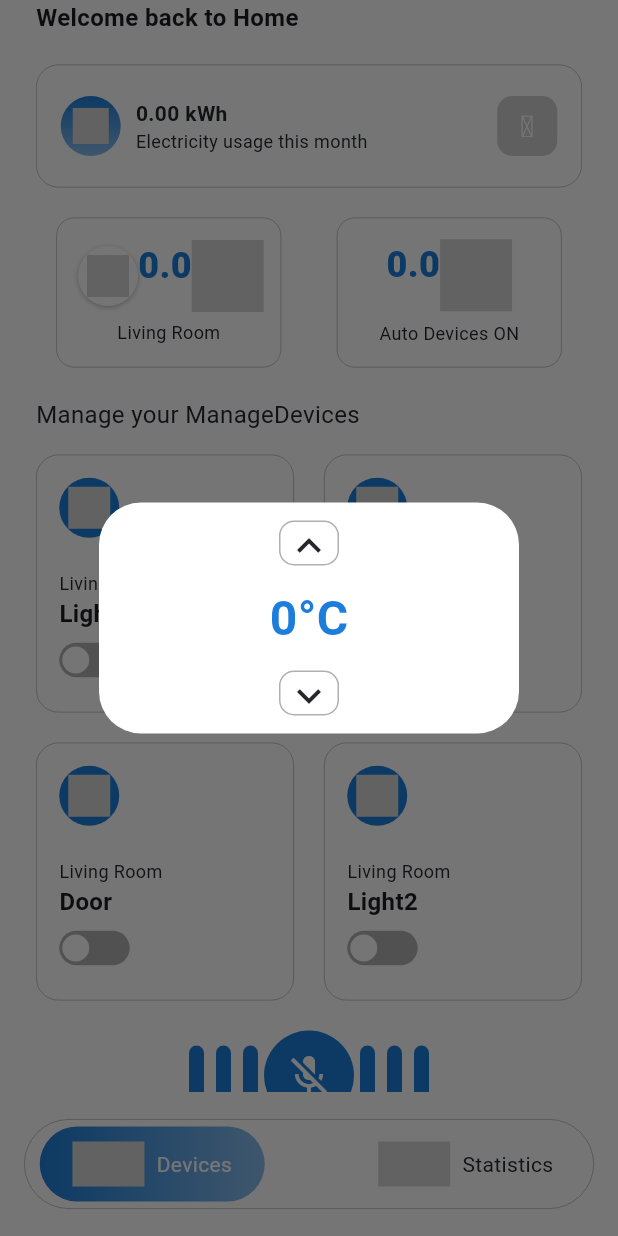
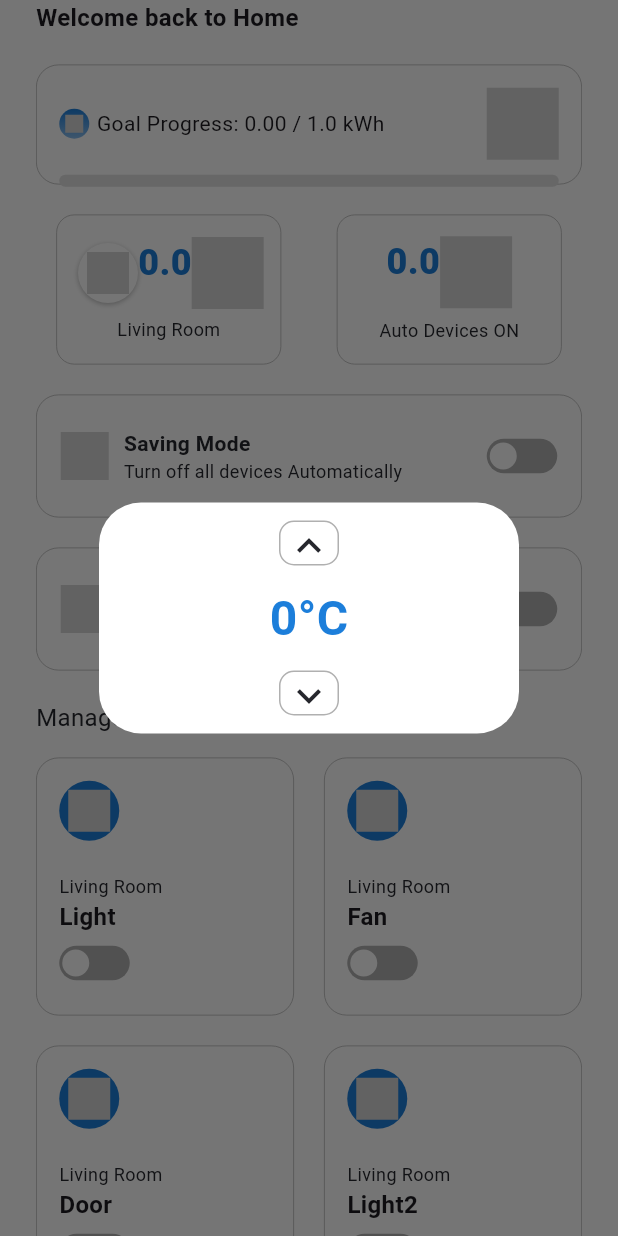
Before and after one commit to flukeapr/smart_home_assistant_iot, a Flutter app: the screen it shows after launch, after a tap on "0.0", on a phone screen of 412 x 824 dp. Run offline on Flutter 3.47's test engine with Material 3 defaults, Android fonts, the phone set to English and light mode, and no system bars; drawn by our look-alikes of flutter_switch; our stand-ins replace cloud_firestore, dio, firebase_core, firebase_database, flutter_dotenv, flutter_tts and 2 more; missing offline and left inert: iconify_flutter; accounts and stored records are empty.

Commit message:
feat: delete statistic screen, move widget to main page

```diff
--- a/lib/core/service/voice/voice_command_service.dart
+++ b/lib/core/service/voice/voice_command_service.dart
@@ -60,7 +60,7 @@ class VoiceCommandService {
 
   Future<String> _sendToN8nWebhook(String message) async {
     try {
-      final url = "https://6cab60c23aea.ngrok-free.app/webhook-test/assistant";
+      final url = "https://supachai6.app.n8n.cloud/webhook/assistant";
 
       final res = await dio.post(
         url,
--- a/lib/main.dart
+++ b/lib/main.dart
@@ -2,7 +2,7 @@ import 'package:firebase_core/firebase_core.dart';
 import 'package:flutter/material.dart';
 import 'package:flutter_dotenv/flutter_dotenv.dart';
 import 'package:smart_home_assistant_iot/core/config/theme/app_theme.dart';
-import 'package:smart_home_assistant_iot/presentation/navigation/navigation.dart';
+import 'package:smart_home_assistant_iot/presentation/devices/devices.dart';
 import 'package:speech_to_text/speech_to_text.dart';
 
 Future<void> main() async {
@@ -32,7 +32,7 @@ class _MyAppState extends State<MyApp> {
     return MaterialApp(
       themeMode: ThemeMode.system,
       debugShowCheckedModeBanner: false,
-      home: const Navigation(),
+      home: Devices(),
       theme: AppTheme.lightTheme,
     );
   }
--- a/lib/presentation/devices/devices.dart
+++ b/lib/presentation/devices/devices.dart
@@ -1,12 +1,13 @@
 import 'package:flutter/material.dart';
 import 'package:smart_home_assistant_iot/presentation/devices/widget/manage_devices.dart';
-import 'package:smart_home_assistant_iot/presentation/devices/widget/kilowatt_hour.dart';
 import 'package:smart_home_assistant_iot/presentation/devices/widget/temperature.dart';
 import 'package:smart_home_assistant_iot/presentation/devices/widget/voice_command_button.dart';
+import 'package:smart_home_assistant_iot/presentation/devices/widget/goal_tracker.dart';
+import 'package:smart_home_assistant_iot/presentation/devices/widget/saving_mode.dart';
+import 'package:smart_home_assistant_iot/presentation/devices/widget/security_mode.dart';
 
 class Devices extends StatefulWidget {
-  final VoidCallback onGoToStatistic;
-  const Devices({super.key, required this.onGoToStatistic});
+  const Devices({super.key});
 
   @override
   State<Devices> createState() => _DevicesState();
@@ -34,8 +35,10 @@ class _DevicesState extends State<Devices> {
                   "Welcome back to Home",
                   style: TextStyle(fontSize: 16, fontWeight: FontWeight.w600),
                 ),
-                KilowattHour(onTap: () => widget.onGoToStatistic()),
+                GoalTracker(),
                 Temperature(),
+                SavingMode(),
+                SecurityMode(),
                 ManageDevices(),
                 VoiceCommandButton(),
               ],
--- a/lib/presentation/statistic/widgets/goal_tracker.dart
+++ b/lib/presentation/devices/widget/goal_tracker.dart
@@ -26,7 +26,7 @@ class _GoalTrackerState extends State<GoalTracker> {
     return Column(
       crossAxisAlignment: CrossAxisAlignment.start,
       spacing: 10,
-      children: [_buildTitle(), _buildProgressContainer()],
+      children: [_buildProgressContainer()],
     );
   }
 
--- a/lib/presentation/devices/widget/kilowatt_hour.dart
+++ /dev/null
@@ -1,112 +0,0 @@
-import 'package:flutter/material.dart';
-import 'package:iconify_flutter/iconify_flutter.dart';
-import 'package:iconify_flutter/icons/bxs.dart';
-import 'package:iconsax/iconsax.dart';
-import 'package:smart_home_assistant_iot/core/config/theme/app_color.dart';
-import 'package:smart_home_assistant_iot/core/service/firebase/realtime_database_service.dart';
-
-class KilowattHour extends StatefulWidget {
-  final VoidCallback onTap;
-  const KilowattHour({super.key, required this.onTap});
-
-  @override
-  State<KilowattHour> createState() => _KilowattHourState();
-}
-
-class _KilowattHourState extends State<KilowattHour> {
-  static const double _iconSize = 40;
-  static const double _borderRadius = 15;
-  static const double _padding = 16;
-  static const double _containerHeight = 82;
-  double kWh = 0.0;
-  final RealtimeDatabaseService realtimeService = RealtimeDatabaseService();
-  @override
-  Widget build(BuildContext context) {
-    return Container(
-      width: double.infinity,
-      height: _containerHeight,
-      decoration: BoxDecoration(
-        color: Colors.white,
-        borderRadius: BorderRadius.circular(_borderRadius),
-        border: Border.all(color: AppColor.lightGrey, width: 0.5),
-      ),
-      padding: EdgeInsets.all(_padding),
-      child: Row(
-        mainAxisAlignment: MainAxisAlignment.spaceBetween,
-        children: [_buildUsageInfo(), _buildNavigationButton()],
-      ),
-    );
-  }
-
-  Widget _buildUsageInfo() {
-    return Row(
-      mainAxisAlignment: MainAxisAlignment.start,
-      crossAxisAlignment: CrossAxisAlignment.center,
-      spacing: 10,
-      children: [_buildGradientIcon(), _buildUsageText()],
-    );
-  }
-
-  Widget _buildGradientIcon() {
-    return Container(
-      decoration: BoxDecoration(
-        gradient: const LinearGradient(
-          colors: [AppColor.primary, AppColor.secondary],
-          begin: Alignment.topCenter,
-          end: Alignment.bottomCenter,
-        ),
-        borderRadius: BorderRadius.circular(100),
-      ),
-      width: _iconSize,
-      height: _iconSize,
-      padding: EdgeInsets.all(8),
-      child: Iconify(Bxs.zap, color: Colors.white, size: 18),
-    );
-  }
-
-  Widget _buildUsageText() {
-    return StreamBuilder(
-      stream: realtimeService.streamMonthlyEnergy(),
-      builder: (context, asyncSnapshot) {
-        kWh = asyncSnapshot.data ?? 0.0;
-        return Column(
-          mainAxisAlignment: MainAxisAlignment.center,
-          crossAxisAlignment: CrossAxisAlignment.start,
-          children: [
-            Text(
-              '${kWh.toStringAsFixed(2)} kWh',
-              style: const TextStyle(
-                fontSize: 14,
-                fontWeight: FontWeight.w700,
-                color: AppColor.darkGrey,
-              ),
-            ),
-            const Text(
-              'Electricity usage this month',
-              style: TextStyle(fontSize: 12, color: AppColor.darkGrey),
-            ),
-          ],
-        );
-      },
-    );
-  }
-
-  Widget _buildNavigationButton() {
-    return SizedBox(
-      width: _iconSize,
-      height: _iconSize,
-      child: IconButton(
-        style: IconButton.styleFrom(
-          backgroundColor: AppColor.grey.withAlpha((0.25 * 255).round()),
-          shape: RoundedRectangleBorder(
-            borderRadius: BorderRadius.circular(10),
-          ),
-        ),
-        onPressed: () {
-          widget.onTap();
-        },
-        icon: const Icon(Iconsax.arrow_right_1, color: Colors.white, size: 20),
-      ),
-    );
-  }
-}
--- a/lib/presentation/devices/widget/voice_command_button.dart
+++ b/lib/presentation/devices/widget/voice_command_button.dart
@@ -65,7 +65,9 @@ class _VoiceCommandButtonState extends State<VoiceCommandButton>
 
   @override
   Widget build(BuildContext context) {
-    return Center(
+    return Padding(
+      padding: const EdgeInsets.symmetric(vertical: 20),
+      child: Center(
         child: Stack(
           alignment: Alignment.center,
           children: [
@@ -100,6 +102,7 @@ class _VoiceCommandButtonState extends State<VoiceCommandButton>
             ),
           ],
         ),
+      ),
     );
   }
 }
--- a/lib/presentation/navigation/navigation.dart
+++ /dev/null
@@ -1,115 +0,0 @@
-import 'package:flutter/material.dart';
-import 'package:iconify_flutter/iconify_flutter.dart';
-import 'package:iconify_flutter/icons/ph.dart';
-import 'package:smart_home_assistant_iot/core/config/theme/app_color.dart';
-import 'package:smart_home_assistant_iot/presentation/devices/devices.dart';
-import 'package:smart_home_assistant_iot/presentation/statistic/statistic.dart';
-
-class Navigation extends StatefulWidget {
-  const Navigation({super.key});
-
-  @override
-  State<Navigation> createState() => _NavigationState();
-}
-
-class _NavigationState extends State<Navigation> {
-  int _currentIndex = 0;
-
-  final List<Widget> _pages = [];
-
-  void _onTabTapped(int index) {
-    setState(() {
-      _currentIndex = index;
-    });
-  }
-
-  @override
-  void initState() {
-    // TODO: implement initState
-    super.initState();
-    _pages.addAll([
-      Devices(onGoToStatistic: () => _onTabTapped(1)),
-      const Statistic(),
-    ]);
-  }
-
-  @override
-  Widget build(BuildContext context) {
-    return Scaffold(
-      body: IndexedStack(index: _currentIndex, children: _pages),
-      bottomNavigationBar: Padding(
-        padding: const EdgeInsets.symmetric(horizontal: 16, vertical: 18),
-        child: Container(
-          height: 60,
-          width: double.infinity,
-          decoration: BoxDecoration(
-            borderRadius: BorderRadius.circular(50),
-            border: Border.all(color: AppColor.lightGrey, width: 0.5),
-          ),
-          padding: const EdgeInsets.symmetric(horizontal: 10),
-          child: Row(
-            mainAxisAlignment: MainAxisAlignment.spaceBetween,
-            children: [
-              _buildNavItem(
-                label: "Devices",
-                icon: Ph.lightbulb,
-                isSelected: _currentIndex == 0,
-                onTap: () => _onTabTapped(0),
-              ),
-              _buildNavItem(
-                label: "Statistics",
-                icon: Ph.activity,
-                isSelected: _currentIndex == 1,
-                onTap: () => _onTabTapped(1),
-              ),
-            ],
-          ),
-        ),
-      ),
-    );
-  }
-
-  Widget _buildNavItem({
-    required String label,
-    required String icon,
-    required bool isSelected,
-    required VoidCallback onTap,
-  }) {
-    return GestureDetector(
-      onTap: onTap,
-      child: Container(
-        width: 150,
-        height: 50,
-        decoration: BoxDecoration(
-          borderRadius: BorderRadius.circular(50),
-          gradient: isSelected
-              ? LinearGradient(
-                  begin: label == "Devices"
-                      ? Alignment.centerLeft
-                      : Alignment.centerRight,
-                  end: label == "Devices"
-                      ? Alignment.centerRight
-                      : Alignment.centerLeft,
-                  colors: [AppColor.primary, AppColor.secondary],
-                )
-              : null,
-          color: isSelected ? null : Colors.transparent,
-        ),
-        padding: const EdgeInsets.symmetric(vertical: 10, horizontal: 12),
-        child: Row(
-          mainAxisAlignment: MainAxisAlignment.center,
-          children: [
-            Iconify(icon, color: isSelected ? Colors.white : AppColor.darkGrey),
-            const SizedBox(width: 8),
-            Text(
-              label,
-              style: TextStyle(
-                color: isSelected ? Colors.white : AppColor.darkGrey,
-              ),
-            ),
-          ],
-        ),
-      ),
-    );
-  }
-}
--- a/lib/presentation/statistic/statistic.dart
+++ /dev/null
@@ -1,38 +0,0 @@
-import 'package:flutter/material.dart';
-import 'package:smart_home_assistant_iot/presentation/statistic/widgets/chart_widget.dart';
-import 'package:smart_home_assistant_iot/presentation/statistic/widgets/goal_tracker.dart';
-import 'package:smart_home_assistant_iot/presentation/statistic/widgets/saving_mode.dart';
-import 'package:smart_home_assistant_iot/presentation/statistic/widgets/security_mode.dart';
-
-class Statistic extends StatefulWidget {
-  const Statistic({super.key});
-
-  @override
-  State<Statistic> createState() => _StatisticState();
-}
-
-class _StatisticState extends State<Statistic> {
-  @override
-  Widget build(BuildContext context) {
-    return Scaffold(
-      backgroundColor: Colors.white,
-      body: SafeArea(
-        child: Padding(
-          padding: const EdgeInsets.symmetric(horizontal: 24, vertical: 10),
-          child: SingleChildScrollView(
-            child: Column(
-              crossAxisAlignment: CrossAxisAlignment.start,
-              spacing: 20,
-              children: [
-                GoalTracker(),
-                SavingMode(),
-                SecurityMode(),
-                ChartWidget(),
-              ],
-            ),
-          ),
-        ),
-      ),
-    );
-  }
-}
--- a/lib/presentation/statistic/widgets/chart_widget.dart
+++ /dev/null
@@ -1,192 +0,0 @@
-import 'package:flutter/material.dart';
-import 'package:iconify_flutter/iconify_flutter.dart';
-import 'package:iconify_flutter/icons/bxs.dart';
-import 'package:smart_home_assistant_iot/core/config/theme/app_color.dart';
-import 'package:smart_home_assistant_iot/core/service/firebase/realtime_database_service.dart';
-
-class ChartWidget extends StatefulWidget {
-  const ChartWidget({super.key});
-
-  @override
-  State<ChartWidget> createState() => _ChartWidgetState();
-}
-
-class _ChartWidgetState extends State<ChartWidget> {
-  final RealtimeDatabaseService realtimeService = RealtimeDatabaseService();
-  List<Map<String, dynamic>> chartLabels = [];
-
-  @override
-  void initState() {
-    // TODO: implement initState
-    super.initState();
-    loadWeeklyEnergy();
-  }
-
-  void loadWeeklyEnergy() async {
-    final data = await realtimeService.getWeeklyEnergy();
-    setState(() {
-      chartLabels = data;
-    });
-  }
-
-  @override
-  Widget build(BuildContext context) {
-    return Column(
-      crossAxisAlignment: CrossAxisAlignment.start,
-      spacing: 15,
-      children: [_buildTitle(), _buildChart()],
-    );
-  }
-
-  Widget _buildTitle() {
-    return Text("Electricity Usage Statistics", style: TextStyle(fontSize: 16));
-  }
-
-  Widget _buildChart() {
-    double minValue = chartLabels.isNotEmpty
-        ? chartLabels
-              .map((e) => e["value"] as double)
-              .reduce((a, b) => a < b ? a : b)
-        : 0.0;
-
-    double maxValue = chartLabels.isNotEmpty
-        ? chartLabels
-              .map((e) => e["value"] as double)
-              .reduce((a, b) => a > b ? a : b)
-        : 1.0;
-
-    return Container(
-      width: double.infinity,
-      height: 320,
-      decoration: BoxDecoration(
-        color: Colors.white,
-        borderRadius: BorderRadius.circular(15),
-        border: Border.all(color: AppColor.lightGrey, width: 0.5),
-      ),
-      padding: EdgeInsets.all(20),
-      child: Column(
-        mainAxisAlignment: MainAxisAlignment.start,
-        children: [
-          _buildChartInfo(),
-          Spacer(),
-          SingleChildScrollView(
-            scrollDirection: Axis.horizontal,
-            child: Row(
-              spacing: 15,
-              mainAxisSize: MainAxisSize.max,
-              mainAxisAlignment: MainAxisAlignment.center,
-              crossAxisAlignment: CrossAxisAlignment.end,
-              children: chartLabels.map((item) {
-                double val = item["value"];
-                return _buildBarChart(
-                  value: val,
-                  label: item["label"],
-                  min: val == minValue,
-                  maxValue: maxValue,
-                  max: val == maxValue,
-                );
-              }).toList(),
-            ),
-          ),
-        ],
-      ),
-    );
-  }
-
-  Widget _buildChartInfo() {
-    return Column(
-      crossAxisAlignment: CrossAxisAlignment.start,
-      children: [
-        Row(
-          children: [
-            StreamBuilder(
-              stream: realtimeService.streamMonthlyEnergy(),
-              builder: (context, asyncSnapshot) {
-                double usage = asyncSnapshot.data ?? 0.0;
-                return Text(
-                  usage.toStringAsFixed(2),
-                  style: TextStyle(
-                    fontSize: 36,
-                    fontWeight: FontWeight.w900,
-                    color: AppColor.primary,
-                  ),
-                );
-              },
-            ),
-            Text(
-              ' kWh',
-              style: TextStyle(
-                fontSize: 20,
-                fontWeight: FontWeight.w600,
-                color: AppColor.darkGrey,
-              ),
-            ),
-          ],
-        ),
-        Row(
-          spacing: 4,
-          children: [
-            Text("Less than last week", style: TextStyle(fontSize: 14)),
-            Container(
-              width: 30,
-              height: 20,
-              decoration: BoxDecoration(
-                gradient: LinearGradient(
-                  colors: [AppColor.primary, AppColor.secondary],
-                  begin: Alignment.topCenter,
-                  end: Alignment.bottomCenter,
-                ),
-                borderRadius: BorderRadius.circular(5),
-              ),
-              child: Center(
-                child: Text(
-                  "5%",
-                  style: TextStyle(fontSize: 14, color: Colors.white),
-                ),
-              ),
-            ),
-          ],
-        ),
-      ],
-    );
-  }
-
-  Widget _buildBarChart({
-    required double value,
-    required String label,
-    required double maxValue,
-    bool min = false,
-    bool max = false,
-  }) {
-    final chartMaxHeight = 150.0;
-    double height = (value / maxValue) * chartMaxHeight;
-    return Column(
-      spacing: 4,
-      children: [
-        Container(
-          width: 32,
-          height: height,
-          decoration: BoxDecoration(
-            gradient: min || max
-                ? LinearGradient(
-                    colors: [
-                      Colors.grey.shade300,
-                      min ? AppColor.green : AppColor.orange,
-                    ],
-                    stops: [0.1, 1],
-                    begin: Alignment.topCenter,
-                    end: Alignment.bottomCenter,
-                  )
-                : null,
-            color: Colors.grey.shade300,
-            borderRadius: BorderRadius.circular(5),
-          ),
-          child: Center(
-            child: min ? Iconify(Bxs.zap, color: Colors.white, size: 24) : null,
-          ),
-        ),
-        Text(label, style: TextStyle(fontSize: 12, color: AppColor.darkGrey)),
-      ],
-    );
-  }
-}
--- a/lib/presentation/statistic/widgets/top_power.dart
+++ /dev/null
@@ -1,128 +0,0 @@
-import 'package:flutter/material.dart';
-import 'package:iconify_flutter/iconify_flutter.dart';
-import 'package:iconify_flutter/icons/ph.dart';
-import 'package:iconify_flutter/icons/wpf.dart';
-import 'package:smart_home_assistant_iot/core/config/theme/app_color.dart';
-
-class TopPower extends StatefulWidget {
-  const TopPower({super.key});
-
-  @override
-  State<TopPower> createState() => _TopPowerState();
-}
-
-class _TopPowerState extends State<TopPower> {
-  @override
-  Widget build(BuildContext context) {
-    return Column(
-      crossAxisAlignment: CrossAxisAlignment.start,
-      spacing: 15,
-      children: [
-        _buildTitle(),
-        SingleChildScrollView(
-          scrollDirection: Axis.horizontal,
-          child: Row(
-            spacing: 10,
-            children: [
-              _buildDeviceCard(
-                icon: Ph.wind_bold,
-                name: "Air Conditioner",
-                location: "Living Room",
-                percentage: 70,
-              ),
-              _buildDeviceCard(
-                icon: Wpf.fan,
-                name: "Fan",
-                location: "Living Room",
-                percentage: 20,
-              ),
-              _buildDeviceCard(
-                icon: Ph.lightbulb_fill,
-                name: "Light",
-                location: "Living Room",
-                percentage: 10,
-              ),
-            ],
-          ),
-        ),
-      ],
-    );
-  }
-
-  Widget _buildTitle() {
-    return Text("Top Power-Consuming Devices", style: TextStyle(fontSize: 16));
-  }
-
-  Widget _buildDeviceCard({
-    required String name,
-    required String location,
-    required String icon,
-    required int percentage,
-  }) {
-    return Container(
-      width: 155,
-      height: 120,
-      decoration: BoxDecoration(
-        borderRadius: BorderRadius.circular(15),
-        border: Border.all(color: AppColor.lightGrey, width: 0.5),
-      ),
-      child: Container(
-        width: double.infinity,
-        margin: EdgeInsets.all(1),
-        decoration: BoxDecoration(
-          color: Colors.white,
-          borderRadius: BorderRadius.circular(14),
-        ),
-        padding: EdgeInsets.all(14),
-        child: Column(
-          mainAxisAlignment: MainAxisAlignment.spaceBetween,
-          crossAxisAlignment: CrossAxisAlignment.start,
-          spacing: 10,
-          children: [
-            _buildDeviceHeader(icon: icon, percentage: percentage),
-            _buildDeviceInfo(name: name, location: location),
-          ],
-        ),
-      ),
-    );
-  }
-
-  Widget _buildDeviceHeader({required String icon, required int percentage}) {
-    return Row(
-      mainAxisAlignment: MainAxisAlignment.spaceBetween,
-      children: [
-        _buildDeviceIcon(icon: icon),
-        Text(
-          "$percentage%",
-          style: TextStyle(fontSize: 20, fontWeight: FontWeight.w600),
-        ),
-      ],
-    );
-  }
-
-  Widget _buildDeviceIcon({required String icon}) {
-    return Container(
-      width: 40,
-      height: 40,
-      decoration: BoxDecoration(
-        shape: BoxShape.circle,
-        color: AppColor.primary,
-      ),
-      padding: EdgeInsets.all(6),
-      child: Iconify(icon, color: Colors.white),
-    );
-  }
-
-  Widget _buildDeviceInfo({required String name, required String location}) {
-    return Column(
-      crossAxisAlignment: CrossAxisAlignment.start,
-      children: [
-        Text(
-          location,
-          style: TextStyle(fontSize: 10, color: AppColor.darkGrey),
-        ),
-        Text(name, style: TextStyle(fontSize: 14, fontWeight: FontWeight.w600)),
-      ],
-    );
-  }
-}
```
Also changed, not shown: lib/presentation/devices/widget/saving_mode.dart (renamed from lib/presentation/statistic/widgets/saving_mode.dart), lib/presentation/devices/widget/security_mode.dart (renamed from lib/presentation/statistic/widgets/security_mode.dart). Lines whose indentation alone changed are shown as unchanged.
